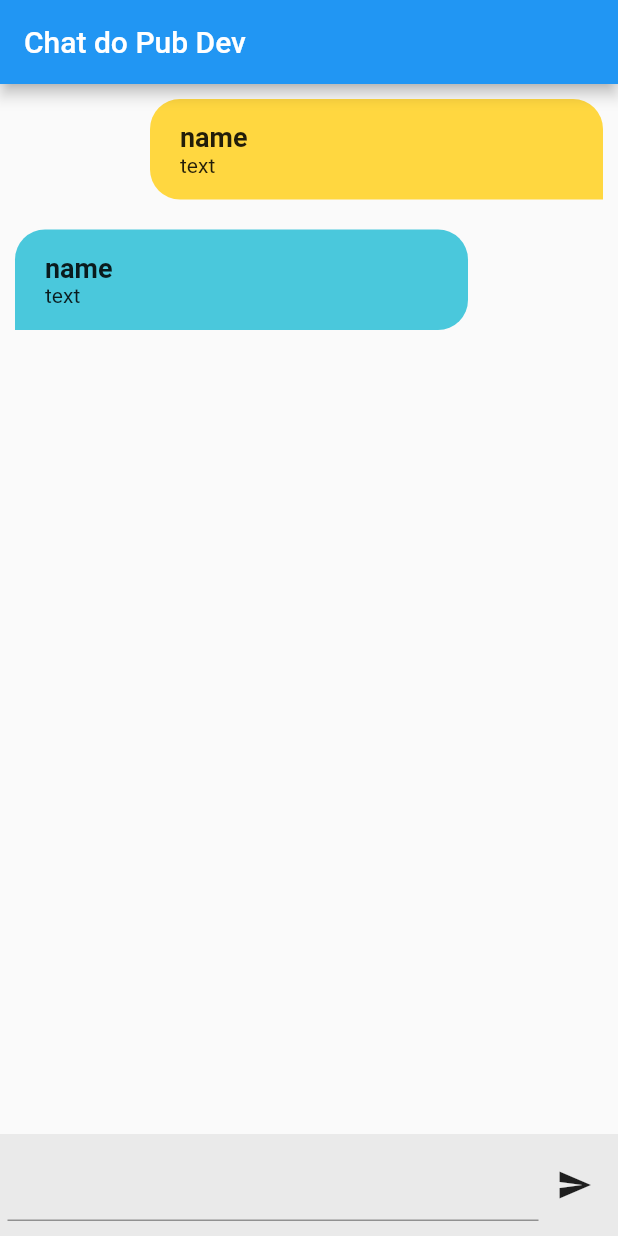
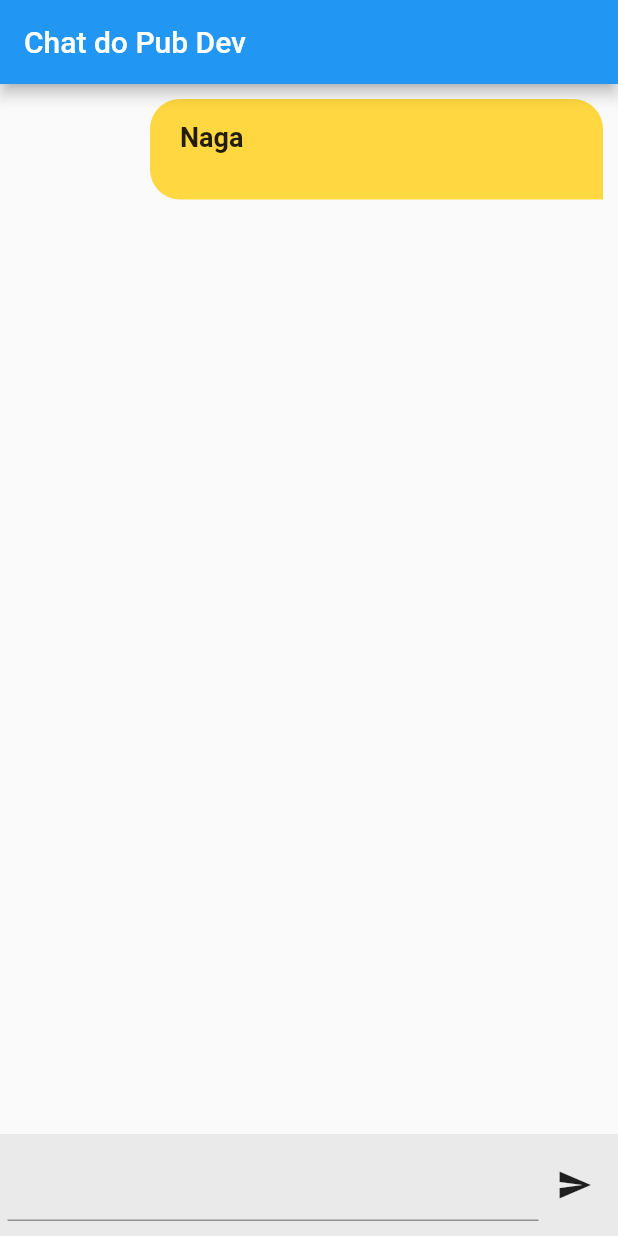
Before and after one commit to Pub-Dev/Lesson-Flutter-WebSocket, a Flutter app: the screen it shows after launch, after a tap on the "send" icon, on a phone screen of 412 x 824 dp. Run offline on Flutter 3.47's test engine with Material 2 defaults, Android fonts, the phone set to English and light mode, and no system bars; our stand-ins replace flutter_mobx, mobx; generated files the repository leaves out were written again.

Commit message:
feat: created chat controller

```diff
--- a/lib/components/input_message.dart
+++ b/lib/components/input_message.dart
@@ -14,6 +14,7 @@ class InputMessage extends StatefulWidget {
 
 class _InputMessageState extends State<InputMessage> {
   String _message = '';
+  TextEditingController controller = TextEditingController();
 
   @override
   Widget build(BuildContext context) {
@@ -27,19 +28,25 @@ class _InputMessageState extends State<InputMessage> {
         children: [
           Expanded(
             child: TextField(
+              controller: controller,
               maxLines: 1,
               onChanged: (message) {
                 _message = message;
               },
-              onSubmitted: (message) => widget.onSendMessage(message),
+              onSubmitted: (_) => _sendMessage(),
             ),
           ),
           IconButton(
-            onPressed: () => widget.onSendMessage(_message),
+            onPressed: () => _sendMessage(),
             icon: const Icon(Icons.send),
           ),
         ],
       ),
     );
   }
+
+  void _sendMessage() {
+    widget.onSendMessage(_message);
+    controller.text = '';
+  }
 }
--- a/lib/components/list_message.dart
+++ b/lib/components/list_message.dart
@@ -1,4 +1,5 @@
 import 'package:flutter/material.dart';
+import 'package:flutter_mobx/flutter_mobx.dart';
 import 'package:lesson_flutter_websocket/entities/message_entity.dart';
 
 import 'message_from.dart';
@@ -14,6 +15,8 @@ class ListMessageView extends StatelessWidget {
 
   @override
   Widget build(BuildContext context) {
+    return Observer(
+      builder: (context) {
         return ListView.builder(
           itemCount: messages.length,
           itemBuilder: (context, index) {
@@ -31,5 +34,7 @@ class ListMessageView extends StatelessWidget {
             );
           },
         );
+      },
+    );
   }
 }
--- a/lib/pages/chat/chat_page.dart
+++ b/lib/pages/chat/chat_page.dart
@@ -1,10 +1,17 @@
 import 'package:flutter/material.dart';
 import 'package:lesson_flutter_websocket/components/input_message.dart';
 import 'package:lesson_flutter_websocket/components/list_message.dart';
-import 'package:lesson_flutter_websocket/entities/message_entity.dart';
+import 'package:lesson_flutter_websocket/pages/chat/controllers/chat_controller.dart';
 
-class ChatPage extends StatelessWidget {
+class ChatPage extends StatefulWidget {
   const ChatPage({Key? key}) : super(key: key);
+
+  @override
+  State<ChatPage> createState() => _ChatPageState();
+}
+
+class _ChatPageState extends State<ChatPage> {
+  ChatController controller = ChatController();
 
   @override
   Widget build(BuildContext context) {
@@ -16,22 +23,11 @@ class ChatPage extends StatelessWidget {
         children: [
           Expanded(
             child: ListMessageView(
-              messages: [
-                Message(
-                  name: 'name',
-                  text: 'text',
-                  direction: MessageDirection.from,
-                ),
-                Message(
-                  name: 'name',
-                  text: 'text',
-                  direction: MessageDirection.to,
-                ),
-              ],
+              messages: controller.messages,
             ),
           ),
           InputMessage(
-            onSendMessage: (message) {},
+            onSendMessage: controller.sendMessage,
           ),
         ],
       ),
--- /dev/null
+++ b/lib/pages/chat/controllers/chat_controller.dart
@@ -0,0 +1,22 @@
+import 'package:lesson_flutter_websocket/entities/message_entity.dart';
+import 'package:mobx/mobx.dart';
+
+part 'chat_controller.g.dart';
+
+class ChatController = ChatControllerBase with _$ChatController;
+
+abstract class ChatControllerBase with Store {
+  @observable
+  ObservableList<Message> messages = ObservableList<Message>();
+
+  @action
+  void sendMessage(String message) {
+    messages.add(
+      Message(
+        name: 'Naga',
+        text: message,
+        direction: MessageDirection.from,
+      ),
+    );
+  }
+}
```
Also changed, not shown: pubspec.yaml (+5 -68 lines). Lines whose indentation alone changed are shown as unchanged.
